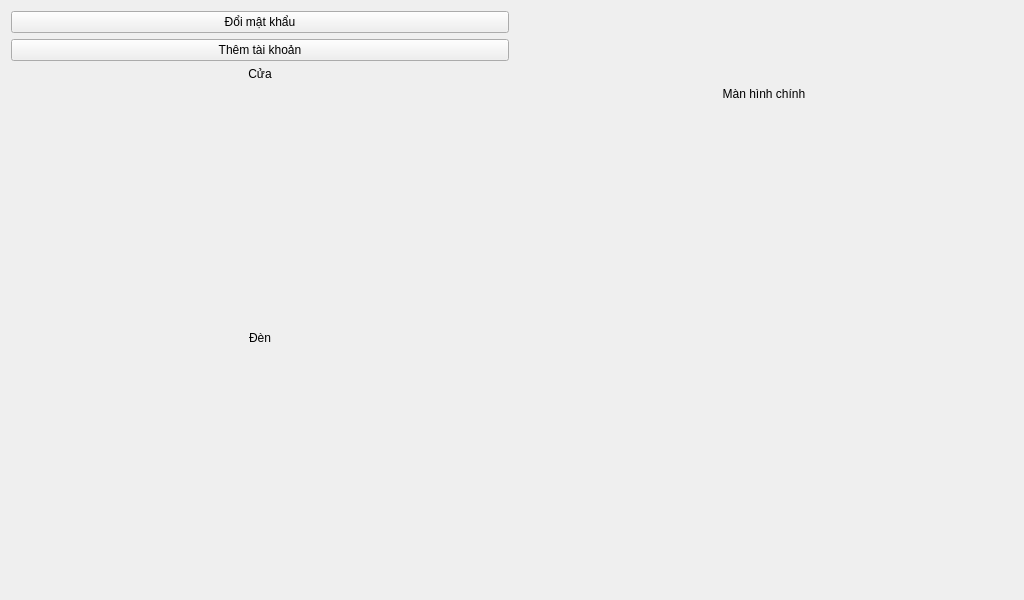
minhnt29/Graduation_GUI, file door.ui: the form before one commit.
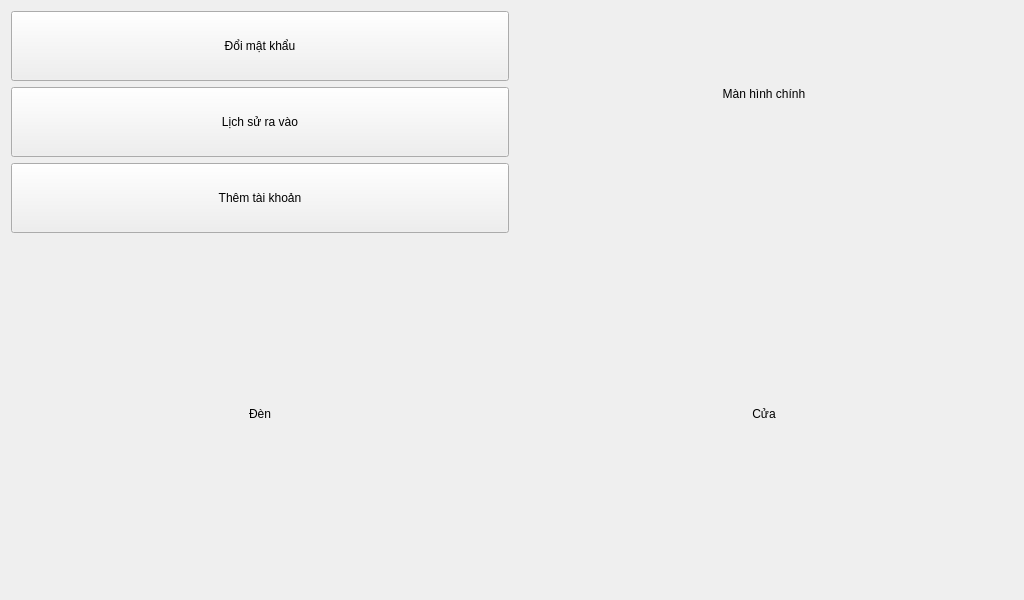
The form after the commit. Icons and pictures are not drawn.

What changed in the file:
```diff
--- a/door.ui
+++ b/door.ui
@@ -36,19 +36,18 @@
     <layout class="QGridLayout" name="gridLayout_2">
      <item row="0" column="0">
       <widget class="QPushButton" name="pushButton_Change_Password">
+       <property name="minimumSize">
+        <size>
+         <width>0</width>
+         <height>70</height>
+        </size>
+       </property>
        <property name="text">
         <string>Đổi mật khẩu</string>
        </property>
       </widget>
      </item>
-     <item row="2" column="0">
-      <widget class="QPushButton" name="pushButton_Add_Account">
-       <property name="text">
-        <string>Thêm tài khoản</string>
-       </property>
-      </widget>
-     </item>
-     <item row="3" column="0">
+     <item row="7" column="1">
       <widget class="QPushButton" name="pushButton_Door">
        <property name="sizePolicy">
         <sizepolicy hsizetype="Minimum" vsizetype="Preferred">
@@ -69,8 +68,8 @@
        </property>
        <property name="iconSize">
         <size>
-         <width>100</width>
-         <height>200</height>
+         <width>150</width>
+         <height>150</height>
         </size>
        </property>
        <property name="flat">
@@ -78,7 +77,37 @@
        </property>
       </widget>
      </item>
-     <item row="3" column="1">
+     <item row="7" column="0">
+      <widget class="QPushButton" name="pushButton_Light">
+       <property name="sizePolicy">
+        <sizepolicy hsizetype="Minimum" vsizetype="Preferred">
+         <horstretch>0</horstretch>
+         <verstretch>0</verstretch>
+        </sizepolicy>
+       </property>
+       <property name="styleSheet">
+        <string notr="true">background-color: transparent; border: 0px</string>
+       </property>
+       <property name="text">
+        <string>Đèn</string>
+       </property>
+       <property name="icon">
+        <iconset resource="images.qrc">
+         <normaloff>:/resources/off-button.png</normaloff>
+         <normalon>:/resources/on-button.png</normalon>:/resources/off-button.png</iconset>
+       </property>
+       <property name="iconSize">
+        <size>
+         <width>150</width>
+         <height>150</height>
+        </size>
+       </property>
+       <property name="flat">
+        <bool>true</bool>
+       </property>
+      </widget>
+     </item>
+     <item row="0" column="1">
       <widget class="QPushButton" name="pushButton_Home">
        <property name="styleSheet">
         <string notr="true">background-color: transparent; border: 0px</string>
@@ -101,37 +130,33 @@
        </property>
       </widget>
      </item>
-     <item row="4" column="0">
-      <widget class="QPushButton" name="pushButton_Light">
-       <property name="sizePolicy">
-        <sizepolicy hsizetype="Minimum" vsizetype="Preferred">
-         <horstretch>0</horstretch>
-         <verstretch>0</verstretch>
-        </sizepolicy>
+     <item row="1" column="0">
+      <widget class="QPushButton" name="pushButton_Door_Open_Counter">
+       <property name="minimumSize">
+        <size>
+         <width>0</width>
+         <height>70</height>
+        </size>
        </property>
-       <property name="styleSheet">
-        <string notr="true">background-color: transparent; border: 0px</string>
-       </property>
        <property name="text">
-        <string>Đèn</string>
+        <string>Lịch sử ra vào</string>
        </property>
-       <property name="icon">
-        <iconset resource="images.qrc">
-         <normaloff>:/resources/off-button.png</normaloff>
-         <normalon>:/resources/on-button.png</normalon>:/resources/off-button.png</iconset>
-       </property>
-       <property name="iconSize">
+      </widget>
+     </item>
+     <item row="2" column="0">
+      <widget class="QPushButton" name="pushButton_Add_Account">
+       <property name="minimumSize">
         <size>
-         <width>100</width>
-         <height>200</height>
+         <width>0</width>
+         <height>70</height>
         </size>
        </property>
-       <property name="flat">
-        <bool>true</bool>
+       <property name="text">
+        <string>Thêm tài khoản</string>
        </property>
       </widget>
      </item>
-     <item row="4" column="1">
+     <item row="1" column="1">
       <widget class="QLabel" name="label_Home">
        <property name="text">
         <string>Màn hình chính</string>
```
